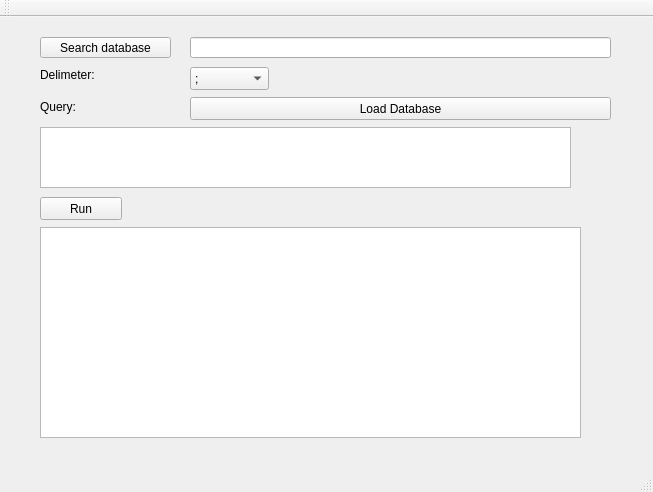
Above: mainwindow.ui from FreeArts/CuDatSearch before the change. Below: the same form after it.
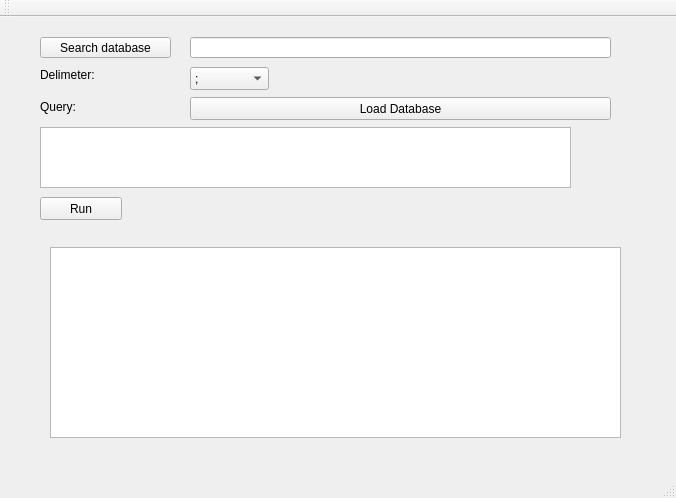
That is the form after the change.

```diff
--- a/mainwindow.ui
+++ b/mainwindow.ui
@@ -6,8 +6,8 @@
    <rect>
     <x>0</x>
     <y>0</y>
-    <width>653</width>
-    <height>492</height>
+    <width>676</width>
+    <height>498</height>
    </rect>
   </property>
   <property name="windowTitle">
@@ -50,16 +50,6 @@
      <string>Query:</string>
     </property>
    </widget>
-   <widget class="QTableView" name="tableView">
-    <property name="geometry">
-     <rect>
-      <x>40</x>
-      <y>210</y>
-      <width>541</width>
-      <height>211</height>
-     </rect>
-    </property>
-   </widget>
    <widget class="QPushButton" name="searchButton">
     <property name="geometry">
      <rect>
@@ -134,6 +124,16 @@
      <string>Delimeter:</string>
     </property>
    </widget>
+   <widget class="QTableWidget" name="tableWidget">
+    <property name="geometry">
+     <rect>
+      <x>50</x>
+      <y>230</y>
+      <width>571</width>
+      <height>191</height>
+     </rect>
+    </property>
+   </widget>
   </widget>
   <widget class="QMenuBar" name="menuBar">
    <property name="geometry">
```
Left out of the diff: 2 changed lines with no effect on the pictures.
